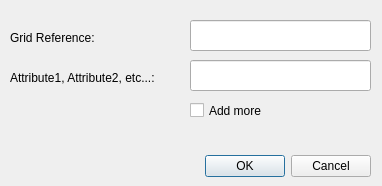
Qt form BritNatGridRef_dialog_base.ui (ph73nt/BritNatGridRef) before a commit.
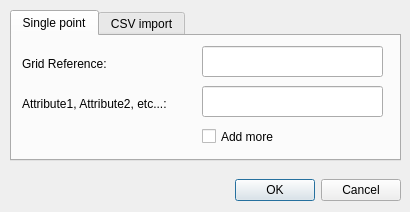
The same form after that commit.

Diff of the .ui file:
```diff
--- a/BritNatGridRef_dialog_base.ui
+++ b/BritNatGridRef_dialog_base.ui
@@ -6,8 +6,8 @@
    <rect>
     <x>0</x>
     <y>0</y>
-    <width>382</width>
-    <height>186</height>
+    <width>410</width>
+    <height>212</height>
    </rect>
   </property>
   <property name="windowTitle">
@@ -17,9 +17,9 @@
    <property name="geometry">
     <rect>
      <x>30</x>
-     <y>150</y>
-     <width>341</width>
-     <height>32</height>
+     <y>170</y>
+     <width>371</width>
+     <height>41</height>
     </rect>
    </property>
    <property name="orientation">
@@ -29,76 +29,96 @@
     <set>QDialogButtonBox::Cancel|QDialogButtonBox::Ok</set>
    </property>
   </widget>
-  <widget class="QLineEdit" name="textGridRef">
+  <widget class="QTabWidget" name="tabWidget">
    <property name="geometry">
     <rect>
-     <x>190</x>
-     <y>20</y>
-     <width>181</width>
-     <height>31</height>
-    </rect>
-   </property>
-   <property name="toolTip">
-    <string>Enter the British national grid reference string where your desired point is to be placed</string>
-   </property>
-   <property name="name" stdset="0">
-    <string>textGridRef</string>
-   </property>
-  </widget>
-  <widget class="QLineEdit" name="textAttributes">
-   <property name="geometry">
-    <rect>
-     <x>190</x>
-     <y>60</y>
-     <width>181</width>
-     <height>31</height>
-    </rect>
-   </property>
-   <property name="toolTip">
-    <string>Enter a comma delimited list of attributes to be assigned to the point (for example a label and telephone number).</string>
-   </property>
-   <property name="name" stdset="0">
-    <string>textAttributes</string>
-   </property>
-  </widget>
-  <widget class="QLabel" name="label">
-   <property name="geometry">
-    <rect>
      <x>10</x>
-     <y>30</y>
-     <width>121</width>
-     <height>16</height>
+     <y>10</y>
+     <width>391</width>
+     <height>151</height>
     </rect>
    </property>
-   <property name="text">
-    <string>Grid Reference:</string>
-   </property>
-  </widget>
-  <widget class="QLabel" name="label_2">
-   <property name="geometry">
-    <rect>
-     <x>10</x>
-     <y>70</y>
-     <width>181</width>
-     <height>16</height>
-    </rect>
-   </property>
-   <property name="text">
-    <string>Attribute1, Attribute2, etc...:</string>
-   </property>
-  </widget>
-  <widget class="QCheckBox" name="addMore">
-   <property name="geometry">
-    <rect>
-     <x>190</x>
-     <y>100</y>
-     <width>111</width>
-     <height>21</height>
-    </rect>
-   </property>
-   <property name="text">
-    <string>Add more</string>
-   </property>
+   <widget class="QWidget" name="tab1">
+    <attribute name="title">
+     <string>Single point</string>
+    </attribute>
+    <widget class="QCheckBox" name="addMore">
+     <property name="geometry">
+      <rect>
+       <x>190</x>
+       <y>90</y>
+       <width>111</width>
+       <height>21</height>
+      </rect>
+     </property>
+     <property name="text">
+      <string>Add more</string>
+     </property>
+    </widget>
+    <widget class="QLabel" name="label_2">
+     <property name="geometry">
+      <rect>
+       <x>10</x>
+       <y>60</y>
+       <width>181</width>
+       <height>16</height>
+      </rect>
+     </property>
+     <property name="text">
+      <string>Attribute1, Attribute2, etc...:</string>
+     </property>
+    </widget>
+    <widget class="QLabel" name="label">
+     <property name="geometry">
+      <rect>
+       <x>10</x>
+       <y>20</y>
+       <width>121</width>
+       <height>16</height>
+      </rect>
+     </property>
+     <property name="text">
+      <string>Grid Reference:</string>
+     </property>
+    </widget>
+    <widget class="QLineEdit" name="textAttributes">
+     <property name="geometry">
+      <rect>
+       <x>190</x>
+       <y>50</y>
+       <width>181</width>
+       <height>31</height>
+      </rect>
+     </property>
+     <property name="toolTip">
+      <string>Enter a comma delimited list of attributes to be assigned to the point (for example a label and telephone number).</string>
+     </property>
+     <property name="name" stdset="0">
+      <string>textAttributes</string>
+     </property>
+    </widget>
+    <widget class="QLineEdit" name="textGridRef">
+     <property name="geometry">
+      <rect>
+       <x>190</x>
+       <y>10</y>
+       <width>181</width>
+       <height>31</height>
+      </rect>
+     </property>
+     <property name="toolTip">
+      <string>Enter the British national grid reference string where your desired point is to be placed</string>
+     </property>
+     <property name="name" stdset="0">
+      <string>textGridRef</string>
+     </property>
+    </widget>
+   </widget>
+   <widget class="QWidget" name="tab2">
+    <attribute name="title">
+     <string>CSV import</string>
+    </attribute>
+   </widget>
   </widget>
  </widget>
  <resources/>
```
